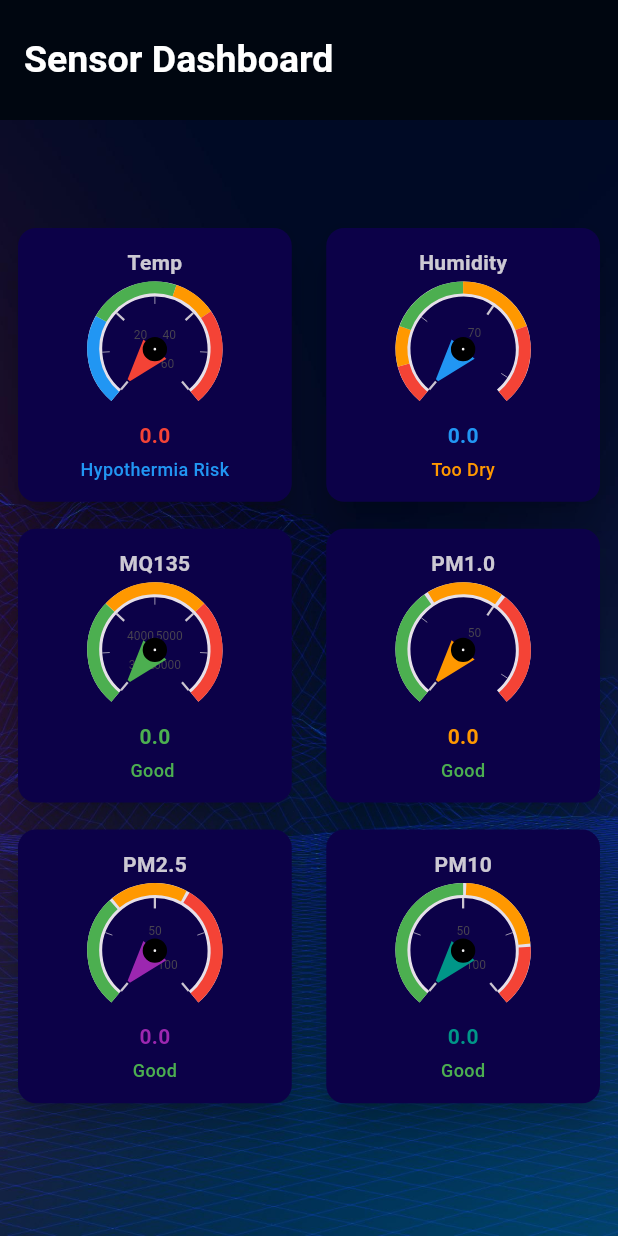
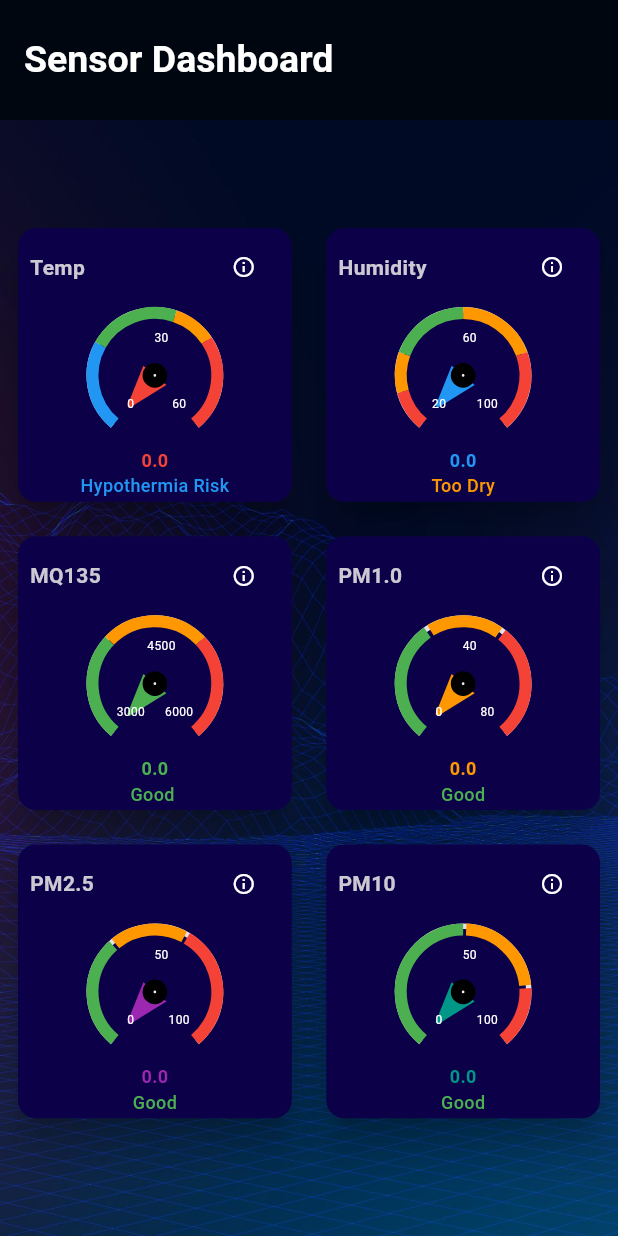
Before and after one commit to AminaShahzad/Air-Quality-frontend, a Flutter app: the screen it shows after launch, on a phone screen of 412 x 824 dp. Run offline on Flutter 3.47's test engine with Material 3 defaults, Android fonts, the phone set to English and light mode, and no system bars; drawn by our look-alikes of syncfusion_flutter_gauges; our stand-ins replace firebase_core, firebase_database, fl_chart; accounts and stored records are empty.

Commit message:
Update try.dart

```diff
--- a/lib/try.dart
+++ b/lib/try.dart
@@ -148,7 +148,7 @@ Widget build(BuildContext context) {
       child: GridView.extent(
         maxCrossAxisExtent: 240,
         crossAxisSpacing: 15,
-        mainAxisSpacing: 10,
+        mainAxisSpacing: 15,
         children: [
           _buildGauge("Temp", sensorData["temperature"], 0, 60, Colors.red),
           _buildGauge("Humidity", sensorData["humidity"], 20, 100, Colors.blue),
@@ -218,8 +218,9 @@ Widget build(BuildContext context) {
     return GestureDetector(
   onTap: () {
     navigateToGraphScreen(label);
-      },
+  },child: SizedBox(height: 220,
   child: Card(
+
     elevation: 10,
     color: const Color.fromARGB(255, 12, 1, 72),
     shape: RoundedRectangleBorder(
@@ -227,9 +228,13 @@ Widget build(BuildContext context) {
 
     ),
     child: Padding(
-          padding: const EdgeInsets.symmetric(vertical: 10, horizontal: 8),
+      padding: const EdgeInsets.symmetric(vertical: 0, horizontal: 8),
       child: Column(
         mainAxisAlignment: MainAxisAlignment.center,
+        children: [
+          // Label + Info icon in a Row
+          Row(
+            mainAxisAlignment: MainAxisAlignment.spaceBetween,
             children: [
               Text(
                 label,
@@ -239,16 +244,63 @@ Widget build(BuildContext context) {
                   color: Color.fromARGB(221, 234, 232, 232),
                 ),
               ),
+              IconButton(
+                icon: const Icon(Icons.info_outline, size: 16, color: Colors.white),
+                padding: EdgeInsets.zero,
+                constraints: const BoxConstraints(),
+                onPressed: () {
+                  showDialog(
+                    context: context,
+                    builder: (_) => AlertDialog(
+                      title: Text('$label Info',style: TextStyle(color: Colors.white), ),
+
+                      content: Text(getSensorInfo(label),style: TextStyle(color: Colors.white),),backgroundColor: Color.fromARGB(255, 0, 1, 2),
+                      actions: [
+                        TextButton(
+                          onPressed: () => Navigator.of(context).pop(),
+                          child: const Text('Close'),
+                        ),
+                      ],
+                    ),
+                  );
+                },
+              ),
+            ],
+          ),
           SizedBox(
-                height: 95,
+            height: 96,
             child: SfRadialGauge(
               axes: <RadialAxis>[
                 RadialAxis(
+                  labelOffset:10,
+                  interval: (max - min) / 2, // Shows 3 labels: min, mid, max
                   minimum: min,
                   maximum: max,
-                      showLabels: true,
-                      showTicks: true,
-                      axisLabelStyle: const GaugeTextStyle(fontSize: 8),
+                  showLabels: false,
+                  showTicks: false,
+                  axisLabelStyle: const GaugeTextStyle(fontSize: 10,color: Colors.white),  axisLineStyle: const AxisLineStyle(
+    thickness: 0.08,
+    thicknessUnit: GaugeSizeUnit.factor,
+  ),
+  annotations: <GaugeAnnotation>[
+    GaugeAnnotation(
+      widget: Text('${min.toStringAsFixed(0)}', style: const TextStyle(color: Colors.white, fontSize: 8)),
+      angle: 130,
+      positionFactor: 0.55,
+    ),
+    GaugeAnnotation(
+      widget: Text('${((min + max) / 2).toStringAsFixed(0)}', style: const TextStyle(color: Colors.white, fontSize: 8)),
+      angle: 280,
+      positionFactor: 0.55,
+    ),
+    GaugeAnnotation(
+      widget: Text('${max.toStringAsFixed(0)}', style: const TextStyle(color: Colors.white, fontSize: 8)),
+      angle: 50,
+      positionFactor: 0.55,
+    ),
+  ],
+
+
                   ranges: getGaugeRanges(label),
                   pointers: <GaugePointer>[
                     NeedlePointer(
@@ -269,12 +321,12 @@ Widget build(BuildContext context) {
           Text(
             value.toStringAsFixed(1),
             style: TextStyle(
-                  fontSize: 14,
+              fontSize: 12,
               fontWeight: FontWeight.bold,
               color: color,
             ),
           ),
-              SizedBox(height: 4),
+         // const SizedBox(height: 2),
           Text(
             status["message"],
             style: TextStyle(
@@ -286,9 +338,32 @@ Widget build(BuildContext context) {
         ],
       ),
     ),
-      ),
+  ),),
 );
+
   }
+
+
+
+  String getSensorInfo(String label) {
+  switch (label) {
+    case "Temp":
+      return "Measures ambient temperature. Useful to detect changes in room or environmental temperature.";
+    case "Humidity":
+      return "Measures the amount of moisture in the air. Helps monitor indoor air quality and comfort.";
+    case "MQ135":
+      return "Air quality sensor that detects gases like NH3, NOx, alcohol, benzene, smoke, and CO2.";
+    case "PM1.0":
+      return "Detects fine particulate matter less than 1.0 micrometers in diameter.";
+    case "PM2.5":
+      return "Measures airborne particles with a diameter less than 2.5µm, which can be harmful to health.";
+    case "PM10":
+      return "Monitors larger particulate matter up to 10µm in size, often from dust, pollen, or smoke.";
+    default:
+      return "Sensor information not available.";
+  }
+}
+
 
   void navigateToGraphScreen(String label) {
     debugPrint(label);
```
Lines whose indentation alone changed are shown as unchanged.
